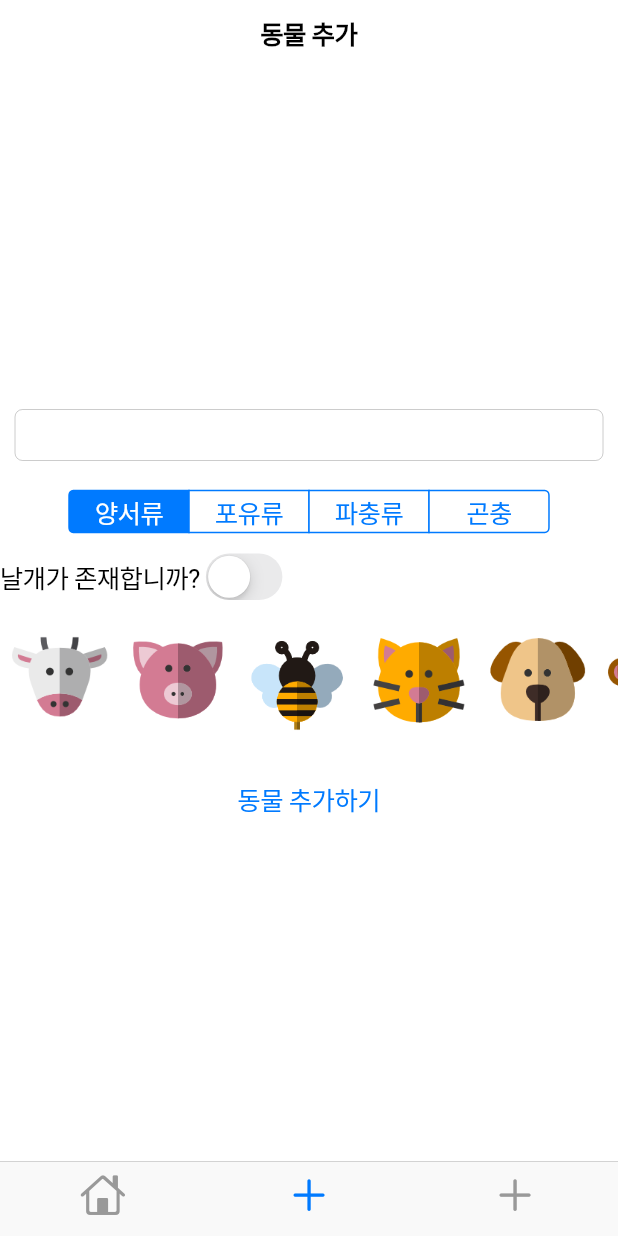
After one commit to lee-kangpyo/test-flutter, a Flutter app: the screen it shows after launch, item 2 of the bottom bar chosen, on a phone screen of 412 x 824 dp. The commit adds this screen. Run offline on Flutter 3.47's test engine with Material 2 defaults, Android fonts, the phone set to English and light mode, and no system bars.

Commit message:
쿠퍼티노 위젯으로 동물 추가화면 만들기

```diff
--- a/FirstApp/listview_example/lib/cupertinoMain.dart
+++ b/FirstApp/listview_example/lib/cupertinoMain.dart
@@ -1,6 +1,8 @@
 import 'package:flutter/cupertino.dart';
-import './isoSub/cupertinoFirstPage.dart';
-import './animalItem.dart';
+import 'isoSub/cupertinoFirstPage.dart';
+import 'isoSub/cupertinoSecondPage.dart';
+import 'isoSub/myPrefilledText.dart';
+import 'animalItem.dart';
 
 
 class CupertinoMain extends StatefulWidget{
@@ -19,6 +21,7 @@ class _CupertinoMain extends State<CupertinoMain>{
     super.initState();
     tabBar = CupertinoTabBar(items: [
       BottomNavigationBarItem(icon: Icon(CupertinoIcons.home)),
+      BottomNavigationBarItem(icon: Icon(CupertinoIcons.add)),
       BottomNavigationBarItem(icon: Icon(CupertinoIcons.add)),
     ]);
 
@@ -40,15 +43,16 @@ class _CupertinoMain extends State<CupertinoMain>{
         tabBuilder:(context, value){
           if(value == 0){
             return CupertinoFirstPage(animalList: animalList, key: UniqueKey(),);
+          }else if(value == 1){
+            return CupertinoSecondPage(animalList: animalList, key: UniqueKey(),);
+            //return MyPrefilledText(animalList: animalList, key: UniqueKey(),);
           }else{
-            return Container(
-              child: Center(
-                child: Text("cupertino tab 2"),
-              ),
-            );
+            return MyPrefilledText(test: "test", key: UniqueKey(),);
           }
         },
       ),
     );
   }
+
+
 }
--- /dev/null
+++ b/FirstApp/listview_example/lib/isoSub/cupertinoSecondPage.dart
@@ -0,0 +1,177 @@
+import 'package:flutter/material.dart';
+import 'package:flutter/cupertino.dart';
+import '../animalItem.dart';
+
+class CupertinoSecondPage extends StatefulWidget{
+  final List<Animal> animalList;
+  const CupertinoSecondPage({required Key key, required this.animalList});
+
+  @override
+  State<CupertinoSecondPage> createState() {
+    return _CupertinoSecondPage();
+  }
+}
+
+class _CupertinoSecondPage extends State<CupertinoSecondPage>{
+  late TextEditingController _textController;
+  int _kindChioce = 0;
+  bool _flyExist = false;
+  late String _imagePath;
+
+  Map<int, Widget> segmentWidgets = {
+    0:SizedBox(
+      child: Text("양서류", textAlign: TextAlign.center,),
+      width: 80,
+    ),
+    1:SizedBox(
+      child: Text("포유류", textAlign: TextAlign.center,),
+        width:80
+    ),
+    2:SizedBox(
+      child: Text("파충류", textAlign: TextAlign.center,),
+      width: 80,
+    ),
+    3:SizedBox(
+      child: Text("곤충", textAlign: TextAlign.center,),
+      width: 80,
+    )
+  };
+
+  @override
+  void initState() {
+    super.initState();
+    _textController = new TextEditingController();
+  }
+
+  @override
+  Widget build(BuildContext context) {
+    return CupertinoPageScaffold(
+        navigationBar: CupertinoNavigationBar(
+          middle: Text("동물 추가"),
+        ),
+        child: Container(
+            child: Center(
+            child: Column(
+              children: [
+                Padding(
+                  padding: EdgeInsets.all(10),
+                  child: CupertinoTextField(
+                    controller: _textController,
+                    keyboardType: TextInputType.text,
+                    maxLines: 1,
+                  ),
+                ),
+                CupertinoSegmentedControl(
+                  padding: EdgeInsets.all(10),
+                  groupValue: _kindChioce,
+                  children: segmentWidgets,
+                  onValueChanged: (int value){
+                    setState(() {
+                      _kindChioce = value;
+                    });
+                  }),
+                Row(
+                  children: [
+                    Text("날개가 존재합니까?"),
+                    CupertinoSwitch(
+                      value: _flyExist,
+                      onChanged: (value){
+                          setState(() {
+                            _flyExist = value;
+                          });
+                      }
+                    ),
+                  ],
+                ),
+                SizedBox(
+                  height: 100,
+                  child:ListView(
+                    scrollDirection: Axis.horizontal,
+                    children: [
+                      GestureDetector(
+                        child: Image.asset("repo/images/cow.png", width: 80,),
+                        onTap: (){
+                          _imagePath = "repo/images/cow.png";
+                        },
+                      ),
+                      GestureDetector(
+                        child:Image.asset("repo/images/pig.png", width: 80,),
+                        onTap: (){
+                          _imagePath = "repo/images/pig.png";
+                        },
+                      ),
+                      GestureDetector(
+                        child:Image.asset("repo/images/bee.png", width:80,),
+                        onTap: (){
+                          _imagePath = "repo/images/bee.png";
+                        },
+                      ),
+                      GestureDetector(
+                        child: Image.asset("repo/images/cat.png", width:80,),
+                        onTap: (){
+                          _imagePath = "repo/images/cat.png";
+                        },
+                      ),
+                      GestureDetector(
+                        child: Image.asset("repo/images/dog.png", width: 80,),
+                        onTap: (){
+                          _imagePath = "repo/images/dog.png";
+                        },
+                      ),
+                      GestureDetector(
+                        child: Image.asset("repo/images/monkey.png", width: 80,),
+                        onTap: (){
+                          _imagePath = "repo/images/monkey.png";
+                        },
+                      ),
+                      GestureDetector(
+                        child: Image.asset("repo/images/wolf.png", width: 80,),
+                        onTap: (){
+                          _imagePath = "repo/images/wolf.png";
+                        },
+                      ),
+                      GestureDetector(
+                        child: Image.asset("repo/images/fox.png", width: 80,),
+                        onTap: (){
+                          _imagePath = "repo/images/fox.png";
+                        },
+                      ),
+                    ],
+                  )
+                ),
+                CupertinoButton(
+                    child: Text("동물 추가하기"),
+                    onPressed: (){
+                      widget.animalList.add(
+                          Animal(
+                            animalName: _textController.value.text,
+                            kind:getKind(_kindChioce),
+                            imagePath: _imagePath,
+                            flyExist: _flyExist,
+                          )
+                      );
+                    }
+                ),
+              ],
+              mainAxisAlignment: MainAxisAlignment.center,
+            ),
+          ),
+        ),
+    );
+  }
+
+
+  getKind(int radioValue){
+    switch(radioValue){
+      case 0:
+        return "양서류";
+      case 1:
+        return "파충류";
+      case 2:
+        return "포유류";
+      case 3:
+        return "곤충";
+    }
+  }
+
+}
```
Also changed, not shown: FirstApp/listview_example/lib/isoSub/myPrefilledText.dart (added, +39 -0 lines).
